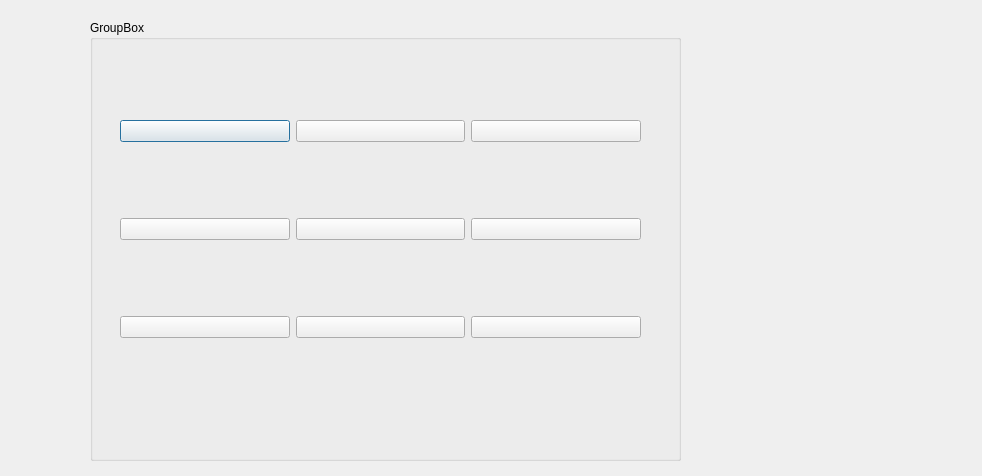
Old version of the form testt/twoplayer.ui in the repository AHMED-ABDELLATIF56/Advanced-Tic-Tac-Toe.
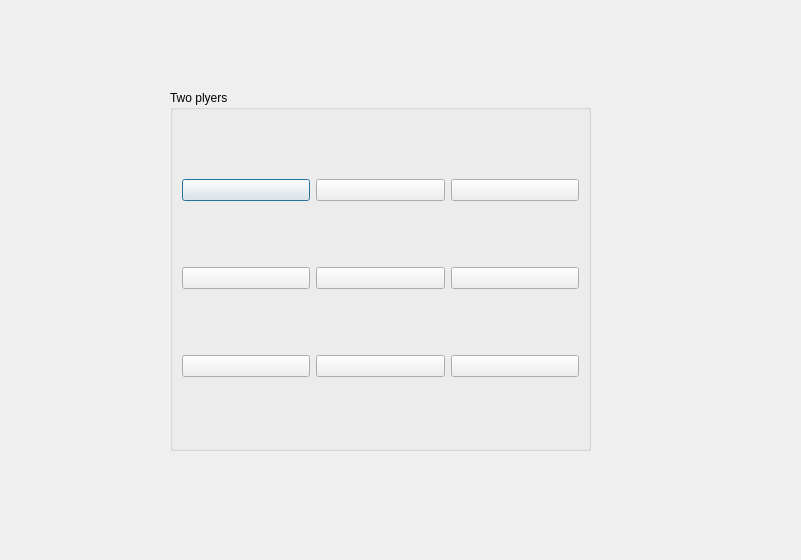
New version of the form.

```diff
--- a/testt/twoplayer.ui
+++ b/testt/twoplayer.ui
@@ -6,8 +6,8 @@
    <rect>
     <x>0</x>
     <y>0</y>
-    <width>982</width>
-    <height>476</height>
+    <width>801</width>
+    <height>560</height>
    </rect>
   </property>
   <property name="windowTitle">
@@ -16,24 +16,15 @@
   <widget class="QGroupBox" name="groupBox">
    <property name="geometry">
     <rect>
-     <x>90</x>
-     <y>20</y>
-     <width>591</width>
-     <height>441</height>
-    </rect>
-   </property>
-   <property name="title">
-    <string>GroupBox</string>
-   </property>
-   <widget class="QWidget" name="layoutWidget">
-    <property name="geometry">
-     <rect>
-      <x>30</x>
-      <y>30</y>
-      <width>521</width>
+     <x>170</x>
+     <y>90</y>
+     <width>421</width>
       <height>361</height>
      </rect>
     </property>
+   <property name="title">
+    <string>Two plyers</string>
+   </property>
     <layout class="QGridLayout" name="gridLayout">
      <item row="0" column="0">
       <widget class="QPushButton" name="pushButton_1">
@@ -99,7 +90,6 @@
       </widget>
      </item>
     </layout>
-   </widget>
   </widget>
  </widget>
  <resources/>
```
Left out of the diff: 34 changed lines with no effect on the pictures. Lines whose indentation alone changed are shown as unchanged.
